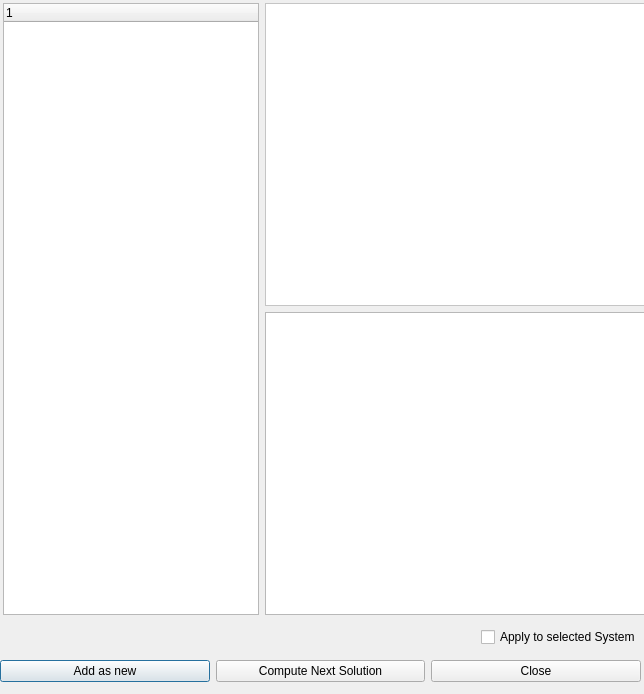
First picture: the form in source/VIEW/DIALOGS/assignBondOrderResultsDialog.ui, repository BALL-Project/ball, before the edit.
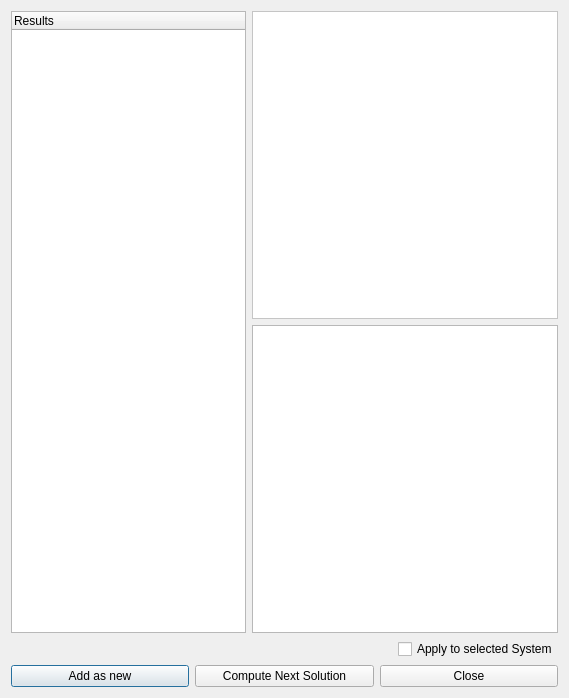
Second picture: the form after the edit.

Commit message: Layout fixes for AssignBondOrderResults

The edit to the form file:
```diff
--- a/source/VIEW/DIALOGS/assignBondOrderResultsDialog.ui
+++ b/source/VIEW/DIALOGS/assignBondOrderResultsDialog.ui
@@ -6,22 +6,31 @@
    <rect>
     <x>0</x>
     <y>0</y>
-    <width>644</width>
-    <height>694</height>
+    <width>569</width>
+    <height>698</height>
    </rect>
   </property>
   <property name="windowTitle">
    <string>Bond Order Assignment Results</string>
   </property>
+  <layout class="QGridLayout" name="gridLayout_2">
+   <item row="0" column="0" rowspan="2">
+    <widget class="QTreeWidget" name="queries">
+     <property name="sizePolicy">
+      <sizepolicy hsizetype="Preferred" vsizetype="Expanding">
+       <horstretch>0</horstretch>
+       <verstretch>0</verstretch>
+      </sizepolicy>
+     </property>
+     <column>
+      <property name="text">
+       <string>Results</string>
+      </property>
+     </column>
+    </widget>
+   </item>
+   <item row="0" column="1">
   <widget class="QFrame" name="SDFrame">
-   <property name="geometry">
-    <rect>
-     <x>265</x>
-     <y>3</y>
-     <width>380</width>
-     <height>303</height>
-    </rect>
-   </property>
    <property name="sizePolicy">
     <sizepolicy hsizetype="Preferred" vsizetype="MinimumExpanding">
      <horstretch>0</horstretch>
@@ -102,15 +111,9 @@
     <enum>QFrame::Raised</enum>
    </property>
   </widget>
+   </item>
+   <item row="1" column="1">
   <widget class="QTextEdit" name="text_field">
-   <property name="geometry">
-    <rect>
-     <x>265</x>
-     <y>312</y>
-     <width>380</width>
-     <height>303</height>
-    </rect>
-   </property>
    <property name="sizePolicy">
     <sizepolicy hsizetype="Expanding" vsizetype="MinimumExpanding">
      <horstretch>0</horstretch>
@@ -118,36 +121,8 @@
     </sizepolicy>
    </property>
   </widget>
-  <widget class="QTreeWidget" name="queries">
-   <property name="geometry">
-    <rect>
-     <x>3</x>
-     <y>3</y>
-     <width>256</width>
-     <height>612</height>
-    </rect>
-   </property>
-   <property name="sizePolicy">
-    <sizepolicy hsizetype="Preferred" vsizetype="Expanding">
-     <horstretch>0</horstretch>
-     <verstretch>0</verstretch>
-    </sizepolicy>
-   </property>
-   <column>
-    <property name="text">
-     <string>1</string>
-    </property>
-   </column>
-  </widget>
-  <widget class="QWidget" name="layoutWidget">
-   <property name="geometry">
-    <rect>
-     <x>0</x>
-     <y>620</y>
-     <width>641</width>
-     <height>71</height>
-    </rect>
-   </property>
+   </item>
+   <item row="2" column="0" colspan="2">
    <layout class="QVBoxLayout" name="verticalLayout">
     <item>
      <layout class="QGridLayout" name="gridLayout">
@@ -229,7 +204,8 @@
      </layout>
     </item>
    </layout>
-  </widget>
+   </item>
+  </layout>
  </widget>
  <tabstops>
   <tabstop>addAsNew_button</tabstop>
```
Lines whose indentation alone changed are shown as unchanged. The commit also changes 1 other file.
